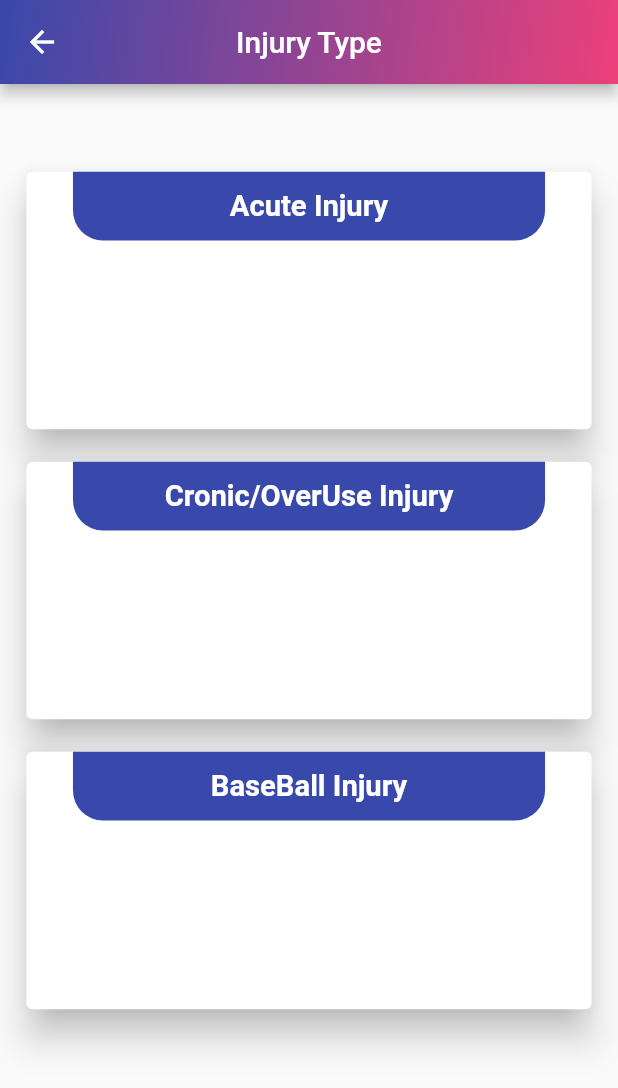
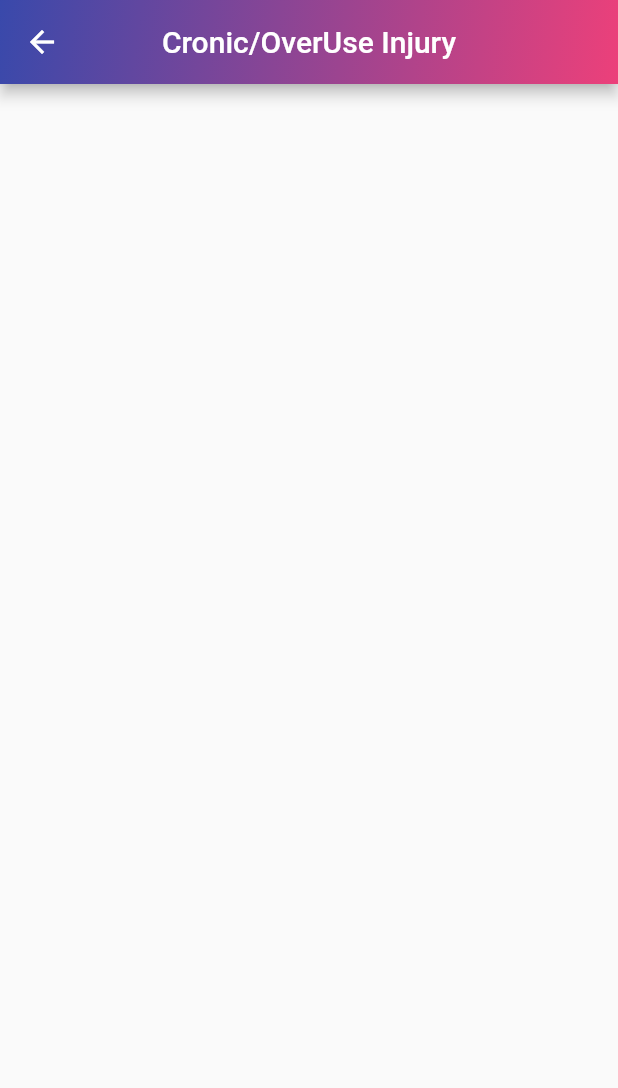
Before and after one commit to IsuruBRanapana/Project_Rafi, a Flutter app: the InjuryTypeView screen opened by its route, after a tap on "Cronic/OverUse Injury", on a phone screen of 412 x 824 dp. Shown: the top 1088 px of the screen. Run offline on Flutter 3.47's test engine with Material 2 defaults, Android fonts, the phone set to English and light mode, and no system bars; our stand-ins replace animated_text_kit, dartz, equatable, flutter_screenutil, package_info; generated files the repository leaves out were written again; Roboto replaces fonts that are missing (Sarabun).

Commit message:
create injury views.

```diff
--- a/lib/core/utils/navigation_routes.dart
+++ b/lib/core/utils/navigation_routes.dart
@@ -2,6 +2,9 @@ import 'package:flutter/cupertino.dart';
 import 'package:flutter/material.dart';
 import 'package:project_rafi/features/presentation/pages/forgot_password/forgot_password_view.dart';
 import 'package:project_rafi/features/presentation/pages/home/home_view.dart';
+import 'package:project_rafi/features/presentation/pages/injuries/acute_injury/acute_injury.dart';
+import 'package:project_rafi/features/presentation/pages/injuries/baseball_injury_view/baseball_injury.dart';
+import 'package:project_rafi/features/presentation/pages/injuries/overuse_injury/overuse_view.dart';
 import 'package:project_rafi/features/presentation/pages/injury_type/injury_type_view.dart';
 import 'package:project_rafi/features/presentation/pages/login/login_view.dart';
 import 'package:project_rafi/features/presentation/pages/sign_up/sign_up_view.dart';
@@ -14,7 +17,9 @@ class Routes{
   static const String SIGN_UP_PAGE='sign_up_view';
   static const String HOME_PAGE='home_view';
   static const String INJURY_TYPE='injury_type_view';
-
+  static const String ACUTE_INJURY='acute_injury';
+  static const String OVER_USE_INJURY='overuse_view';
+  static const String BASEBALL_INJURY='baseball_injury';
   static Route<dynamic> generateRoute(RouteSettings settings){
     switch(settings.name){
       case Routes.SPLASH_PAGE:
@@ -43,6 +48,18 @@ class Routes{
         return MaterialPageRoute(builder: (_)=>InjuryTypeView(),
           settings: RouteSettings(name: Routes.INJURY_TYPE),
         );
+      case Routes.ACUTE_INJURY:
+        return MaterialPageRoute(builder: (_)=>AcuteInjuryView(),
+          settings: RouteSettings(name: Routes.ACUTE_INJURY),
+        );
+      case Routes.OVER_USE_INJURY:
+        return MaterialPageRoute(builder: (_)=>OverUseView(),
+          settings: RouteSettings(name: Routes.OVER_USE_INJURY),
+        );
+      case Routes.BASEBALL_INJURY:
+        return MaterialPageRoute(builder: (_)=>BaseballInjuryView(),
+          settings: RouteSettings(name: Routes.BASEBALL_INJURY),
+        );
       default:
         return MaterialPageRoute(
           builder: (_)=>Scaffold(
--- /dev/null
+++ b/lib/features/presentation/pages/injuries/overuse_injury/overuse_view.dart
@@ -0,0 +1,29 @@
+import 'package:flutter/material.dart';
+import 'package:project_rafi/core/utils/app_colors.dart';
+
+class OverUseView extends StatefulWidget {
+  @override
+  _OverUseViewState createState() => _OverUseViewState();
+}
+
+class _OverUseViewState extends State<OverUseView> {
+  @override
+  Widget build(BuildContext context) {
+    return Scaffold(
+      appBar:AppBar(
+        title: Text('Cronic/OverUse Injury'),
+    centerTitle: true,
+    flexibleSpace: Container(
+    decoration: BoxDecoration(
+    gradient: LinearGradient(
+    begin: Alignment.topLeft,
+    end: Alignment.bottomRight,
+    colors: <Color>[
+    AppColors.primaryBackgroundColor,
+    AppColors.orangeColor
+    ])),
+    ),
+    ),
+    );
+  }
+}
```
Also changed, not shown: lib/features/presentation/pages/injuries/acute_injury/acute_injury.dart (added, +29 -0 lines), lib/features/presentation/pages/injuries/baseball_injury_view/baseball_injury.dart (added, +29 -0 lines), lib/features/presentation/pages/injury_type/injury_type_view.dart (+10 -3 lines).
